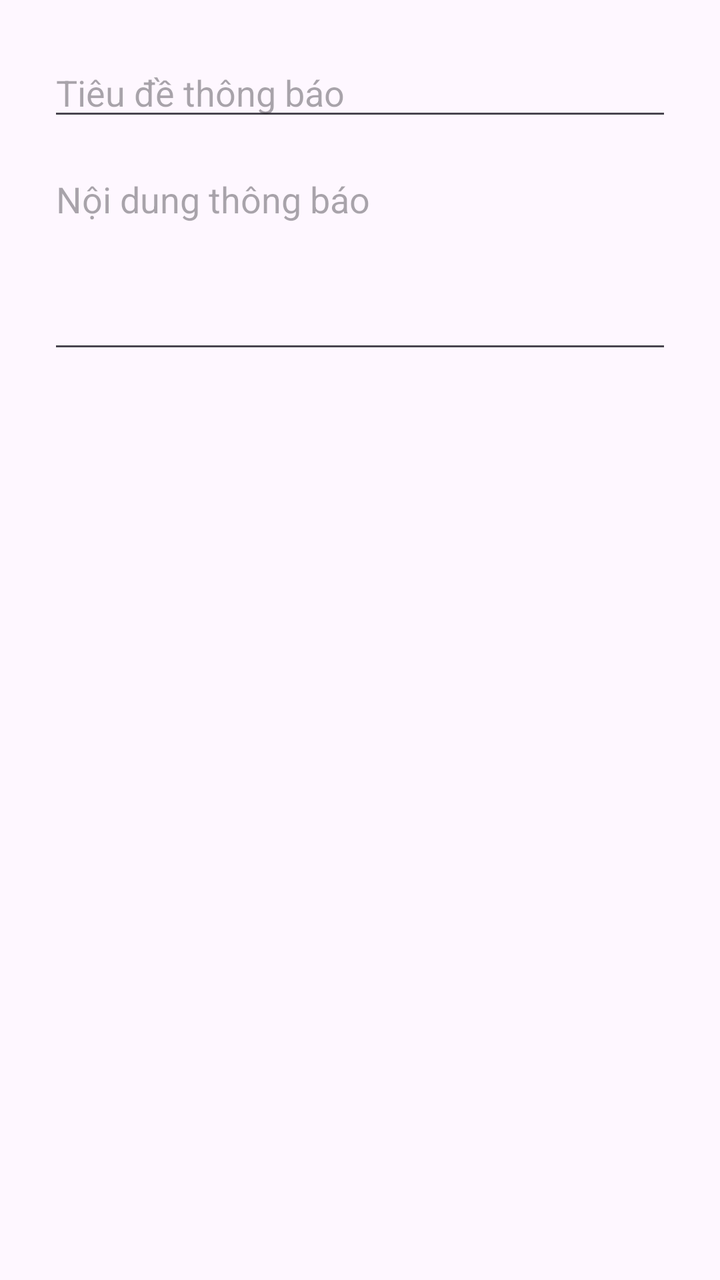
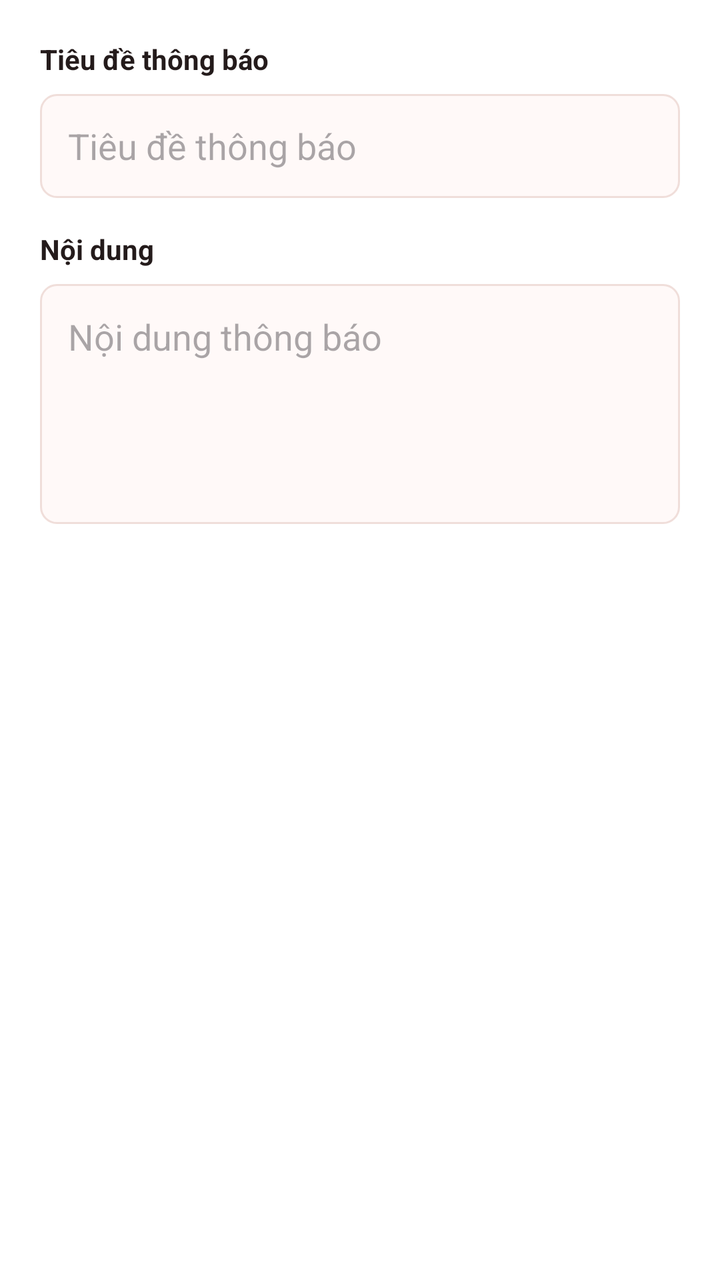

The first picture is an Android layout as it rendered before a commit; the second is the same layout after the commit. The layout source and the unified diff follow.
<!-- AndroidManifest.xml: application theme Theme.DanhGiaPhim -->
<!-- res/layout/dialog_add_notification.xml -->
<?xml version="1.0" encoding="utf-8"?>
<LinearLayout xmlns:android="http://schemas.android.com/apk/res/android"
    android:padding="24dp"
    android:orientation="vertical"
    android:layout_width="match_parent"
    android:layout_height="wrap_content">

    <EditText
        android:id="@+id/edTitle"
        android:hint="Tiêu đề thông báo"
        android:layout_width="match_parent"
        android:layout_height="wrap_content" />

    <EditText
        android:id="@+id/edContent"
        android:hint="Nội dung thông báo"
        android:inputType="textMultiLine"
        android:gravity="top"
        android:minLines="4"
        android:layout_marginTop="12dp"
        android:layout_width="match_parent"
        android:layout_height="wrap_content" />

</LinearLayout>
<!-- resources referenced by this layout -->
<resources>
  <style name="Theme.DanhGiaPhim" parent="Base.Theme.DanhGiaPhim" />
  <style name="Base.Theme.DanhGiaPhim" parent="Theme.Material3.DayNight.NoActionBar">
          
          
      </style>
</resources>

<!-- the commit's change to res/layout/dialog_add_notification.xml (unified diff, before → after) -->
@@ -1,24 +1,45 @@
 <?xml version="1.0" encoding="utf-8"?>
 <LinearLayout xmlns:android="http://schemas.android.com/apk/res/android"
-    android:padding="24dp"
+    android:layout_width="match_parent"
+    android:layout_height="wrap_content"
+    android:background="@color/white"
     android:orientation="vertical"
-    android:layout_width="match_parent"
-    android:layout_height="wrap_content">
+    android:padding="20dp">
+
+    <TextView
+        android:layout_width="match_parent"
+        android:layout_height="wrap_content"
+        android:text="Tiêu đề thông báo"
+        android:textColor="@color/app_text"
+        android:textStyle="bold" />
 
     <EditText
         android:id="@+id/edTitle"
+        android:layout_width="match_parent"
+        android:layout_height="52dp"
+        android:layout_marginTop="8dp"
+        android:background="@drawable/bg_actor_form_input"
         android:hint="Tiêu đề thông báo"
+        android:maxLines="1"
+        android:paddingStart="14dp"
+        android:paddingEnd="14dp" />
+
+    <TextView
         android:layout_width="match_parent"
-        android:layout_height="wrap_content" />
+        android:layout_height="wrap_content"
+        android:layout_marginTop="16dp"
+        android:text="Nội dung"
+        android:textColor="@color/app_text"
+        android:textStyle="bold" />
 
     <EditText
         android:id="@+id/edContent"
+        android:layout_width="match_parent"
+        android:layout_height="120dp"
+        android:layout_marginTop="8dp"
+        android:background="@drawable/bg_actor_form_input"
+        android:gravity="top|start"
         android:hint="Nội dung thông báo"
         android:inputType="textMultiLine"
-        android:gravity="top"
-        android:minLines="4"
-        android:layout_marginTop="12dp"
-        android:layout_width="match_parent"
-        android:layout_height="wrap_content" />
-
+        android:padding="14dp" />
 </LinearLayout>
<!-- resource entries referenced after the edit -->
@@ -1,5 +1,29 @@
 <!-- resources referenced by this layout -->
 <resources>
+  <color name="app_text">#241B1B</color>
+  <color name="white">#FFFFFFFF</color>
+  <!-- drawable bg_actor_form_input (drawable) -->
+  <?xml version="1.0" encoding="utf-8"?>
+  <selector xmlns:android="http://schemas.android.com/apk/res/android">
+      <item android:state_focused="true">
+          <shape android:shape="rectangle">
+              <solid android:color="#FFFFFF" />
+              <stroke
+                  android:width="2dp"
+                  android:color="#E85D5C" />
+              <corners android:radius="8dp" />
+          </shape>
+      </item>
+      <item>
+          <shape android:shape="rectangle">
+              <solid android:color="#FFF9F8" />
+              <stroke
+                  android:width="1dp"
+                  android:color="#F0DEDA" />
+              <corners android:radius="8dp" />
+          </shape>
+      </item>
+  </selector>
   <style name="Theme.DanhGiaPhim" parent="Base.Theme.DanhGiaPhim" />
   <style name="Base.Theme.DanhGiaPhim" parent="Theme.Material3.DayNight.NoActionBar">
           
